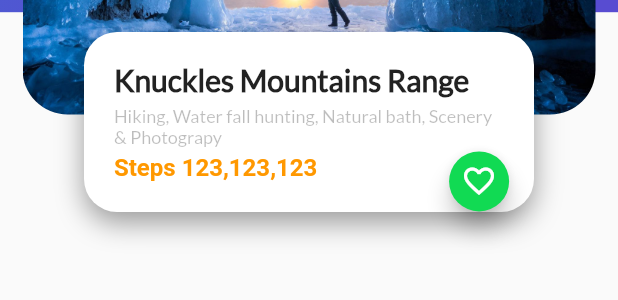
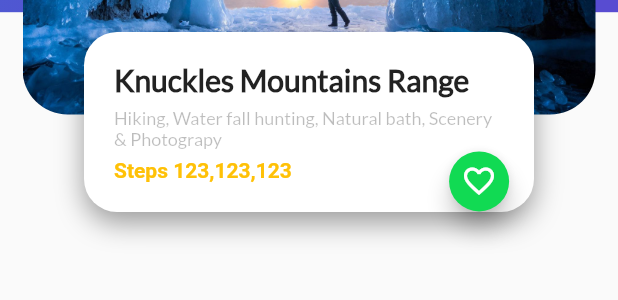
Before and after one commit to SwaXTech/Trips, a Flutter app: the ProfileTrips widget shown alone on an empty page, opened directly, scrolled down 576 dp, on a phone screen of 412 x 824 dp. Shown: the part 544-844 px from the top of the screen. Run offline on Flutter 3.47's test engine with Material 2 defaults, Android fonts, the phone set to English and light mode, and no system bars.

Commit message:
Fix place info

```diff
--- /dev/null
+++ b/lib/place.dart
@@ -0,0 +1,9 @@
+class Place{
+
+  String name;
+  String where;
+  String type;
+  String steps;
+
+  Place(this.name, this.where, this.type, this.steps);
+}
--- a/lib/place_card.dart
+++ b/lib/place_card.dart
@@ -1,15 +1,14 @@
 import 'package:flutter/material.dart';
 import 'package:trips_app/floating_action_button_green.dart';
+import 'package:trips_app/place.dart';
 
 class PlaceCard extends StatelessWidget {
 
 
+  Place place;
   String path;
-  String name;
-  String desc;
-  String steps;
 
-  PlaceCard(this.name, this.desc, this.steps, this.path);
+  PlaceCard(this.place, this.path);
 
 
   @override
@@ -49,7 +48,7 @@ class PlaceCard extends StatelessWidget {
                   crossAxisAlignment: CrossAxisAlignment.start,
                   children: [
                     Text(
-                      name,
+                      place.name,
                       style: TextStyle(
                         fontSize: 20.0,
                         fontWeight: FontWeight.w900,
@@ -58,7 +57,7 @@ class PlaceCard extends StatelessWidget {
                     ),
                     Spacer(),
 
-                    Text(desc,
+                    Text(place.type,
                     style: TextStyle(
                       color: Colors.black26,
                       fontFamily: 'Lato',
@@ -66,10 +65,10 @@ class PlaceCard extends StatelessWidget {
                     ),
                     ),
                     Spacer(),
-                    Text(steps,
+                    Text("Steps ${place.steps}",
                     style: TextStyle(
-                      color: Colors.orange,
-                      fontSize: 16.0,
+                      color: Colors.amber,
+                      fontSize: 14.0,
                       fontWeight: FontWeight.bold
                     ),),
 
--- a/lib/profile.dart
+++ b/lib/profile.dart
@@ -1,4 +1,5 @@
 import 'package:flutter/material.dart';
+import 'package:trips_app/place.dart';
 import 'package:trips_app/place_card.dart';
 import 'package:trips_app/profile_info.dart';
 
@@ -23,11 +24,12 @@ class ProfileTrips extends StatelessWidget{
               initialScrollOffset: 80.0
             ),
             children: [
-              PlaceCard("Knuckles Mountains Range", "Hiking, Water fall hunting, Natural bath, Scenery & Photograpy", "Steps 123,123,123", "assets/img/mountain.jpg"),
-              PlaceCard("Knuckles Mountains Range", "Hiking, Water fall hunting, Natural bath, Scenery & Photograpy", "Steps 123,123,123", "assets/img/cave.jpg"),
-              PlaceCard("Knuckles Mountains Range", "Hiking, Water fall hunting, Natural bath, Scenery & Photograpy", "Steps 123,123,123", "assets/img/lake.jpg"),
-              PlaceCard("Knuckles Mountains Range", "Hiking, Water fall hunting, Natural bath, Scenery & Photograpy", "Steps 123,123,123", "assets/img/river.jpg"),
-              PlaceCard("Knuckles Mountains Range", "Hiking, Water fall hunting, Natural bath, Scenery & Photograpy", "Steps 123,123,123", "assets/img/sea.jpg"),
+              PlaceCard(Place("Knuckles Mountains Range", "UnLugar", "Hiking, Water fall hunting, Natural bath, Scenery & Photograpy", "123,123,123"),"assets/img/mountain.jpg"),
+              PlaceCard(Place("Knuckles Mountains Range", "UnLugar", "Hiking, Water fall hunting, Natural bath, Scenery & Photograpy", "123,123,123"),"assets/img/cave.jpg"),
+              PlaceCard(Place("Knuckles Mountains Range", "UnLugar", "Hiking, Water fall hunting, Natural bath, Scenery & Photograpy", "123,123,123"),"assets/img/lake.jpg"),
+              PlaceCard(Place("Knuckles Mountains Range", "UnLugar", "Hiking, Water fall hunting, Natural bath, Scenery & Photograpy", "123,123,123"),"assets/img/river.jpg"),
+              PlaceCard(Place("Knuckles Mountains Range", "UnLugar", "Hiking, Water fall hunting, Natural bath, Scenery & Photograpy", "123,123,123"),"assets/img/sea.jpg"),
+
             ],
           ),
         ),
```
